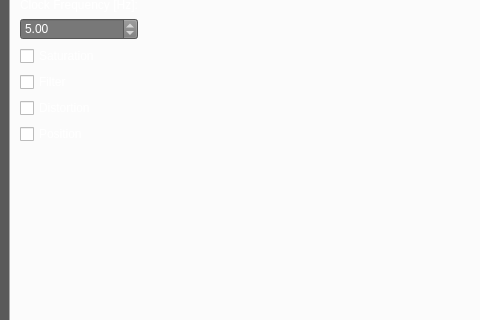
Before: the Qt Designer form mainwindow.ui in BurtBR/LIPS, drawn with Qt 5; both pictures show x 0 to 480 and y 142 to 462 of the 1150 by 792 pixel window.
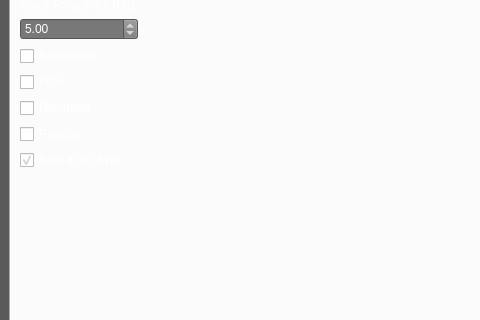
After: the same form once the commit is applied. Icons and pictures are not drawn.

Commit message: Stop if not sync, first frame

What changed in the file:
```diff
--- a/mainwindow.ui
+++ b/mainwindow.ui
@@ -172,6 +172,16 @@
             </property>
            </widget>
           </item>
+          <item>
+           <widget class="QCheckBox" name="checkStopSync">
+            <property name="text">
+             <string>Stop if not Sync</string>
+            </property>
+            <property name="checked">
+             <bool>true</bool>
+            </property>
+           </widget>
+          </item>
           <item>
            <spacer name="verticalSpacer">
             <property name="orientation">
```
The commit also changes 4 other files.
